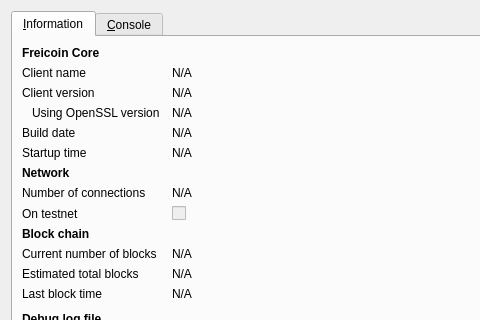
First picture: the form in src/qt/forms/rpcconsole.ui, repository verticoin/verticoin, before the edit; both pictures show x 0 to 480 and y 0 to 320 of the 740 by 450 pixel window.
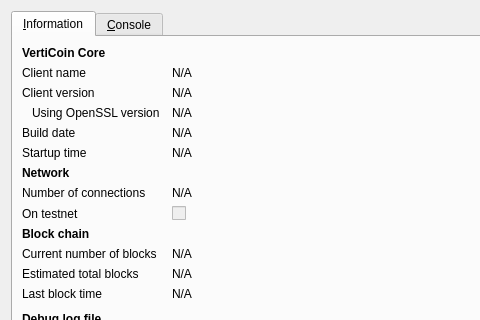
Second picture: the form after the edit. Icons and pictures are not drawn.

What changed in the file:
```diff
--- a/src/qt/forms/rpcconsole.ui
+++ b/src/qt/forms/rpcconsole.ui
@@ -36,7 +36,7 @@
           </font>
          </property>
          <property name="text">
-          <string>Freicoin Core</string>
+          <string>VertiCoin Core</string>
          </property>
         </widget>
        </item>
```
Left out of the diff: 10 changed lines with no effect on the pictures.
